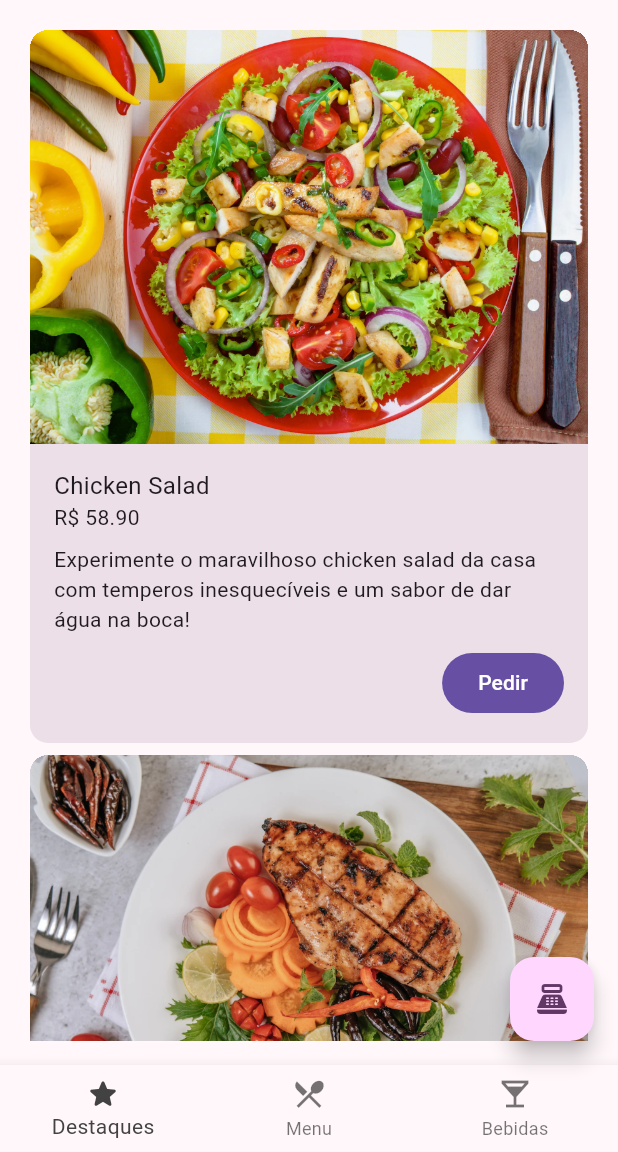
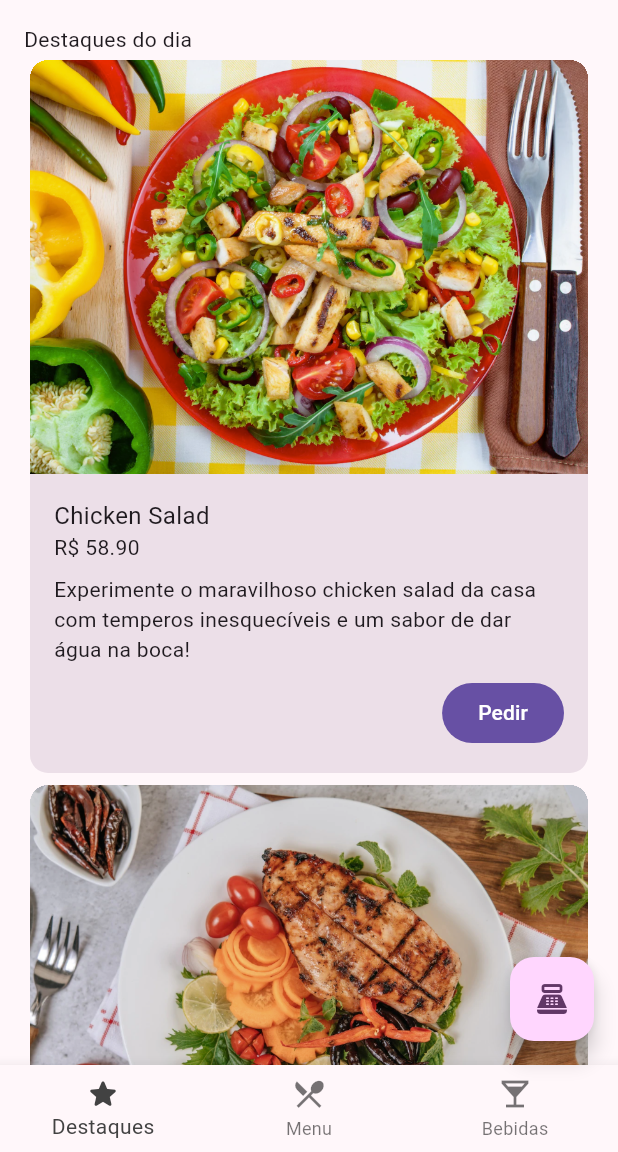
Before and after one commit to msbzz/flutterLayouts2, a Flutter app: the screen it shows after launch, on a phone screen of 412 x 824 dp, the part 84-1236 px from its top. Run offline on Flutter 3.47's test engine with Material 3 defaults, Android fonts, the phone set to English and light mode, and no system bars.

Commit message:
inicio da pagina destaques

```diff
--- /dev/null
+++ b/panucci_ristorante/lib/screens/highlight versao1.dart
@@ -0,0 +1,27 @@
+import 'package:flutter/material.dart';
+import 'package:panucci_ristorante/cardapio.dart';
+import 'package:panucci_ristorante/components/highlight_item.dart';
+
+class Highlight extends StatelessWidget {
+  const Highlight({Key? key}) : super(key: key);
+  final List items = destaques;
+  @override
+  Widget build(BuildContext context) {
+    return Padding(
+      padding: const EdgeInsets.all(16.0),
+      child: CustomScrollView(
+        slivers: <Widget>[
+          const SliverToBoxAdapter(child:Text('Destaques do dia')),
+          SliverList(
+              delegate: SliverChildBuilderDelegate((context, index) {
+            return HighlightItem(
+                imageURI: items[index]["image"],
+                itemTitle: items[index]["name"],
+                itemPrice: items[index]["price"],
+                itemDescription: items[index]["description"]);
+          }, childCount: items.length))
+        ],
+      ),
+    );
+  }
+}
--- a/panucci_ristorante/lib/screens/highlight.dart
+++ b/panucci_ristorante/lib/screens/highlight.dart
@@ -5,12 +5,21 @@ import 'package:panucci_ristorante/components/highlight_item.dart';
 class Highlight extends StatelessWidget {
   const Highlight({Key? key}) : super(key: key);
   final List items = destaques;
+
   @override
   Widget build(BuildContext context) {
     return Padding(
-      padding: const EdgeInsets.all(16.0),
-      child: ListView.builder(
-        itemBuilder: (context, index) {
+      padding: const EdgeInsets.fromLTRB(16.0,16.0,16.0,0),
+      child: Column(
+        crossAxisAlignment: CrossAxisAlignment.start,
+        children: <Widget>[
+          const Text('Destaques do dia'), // Título fixo
+          Expanded( // Faz com que o CustomScrollView ocupe o restante do espaço disponível
+            child: CustomScrollView(
+              slivers: <Widget>[
+                SliverList(
+                  delegate: SliverChildBuilderDelegate(
+                    (context, index) {
                       return HighlightItem(
                         imageURI: items[index]["image"],
                         itemTitle: items[index]["name"],
@@ -18,7 +27,13 @@ class Highlight extends StatelessWidget {
                         itemDescription: items[index]["description"],
                       );
                     },
-        itemCount: items.length,
+                    childCount: items.length,
+                  ),
+                ),
+              ],
+            ),
+          ),
+        ],
       ),
     );
   }
```
Also changed, not shown: info/adaptacao listview em column.png (added), info/scroll pagina destaque.png (added), 1 other file. Lines whose indentation alone changed are shown as unchanged.
